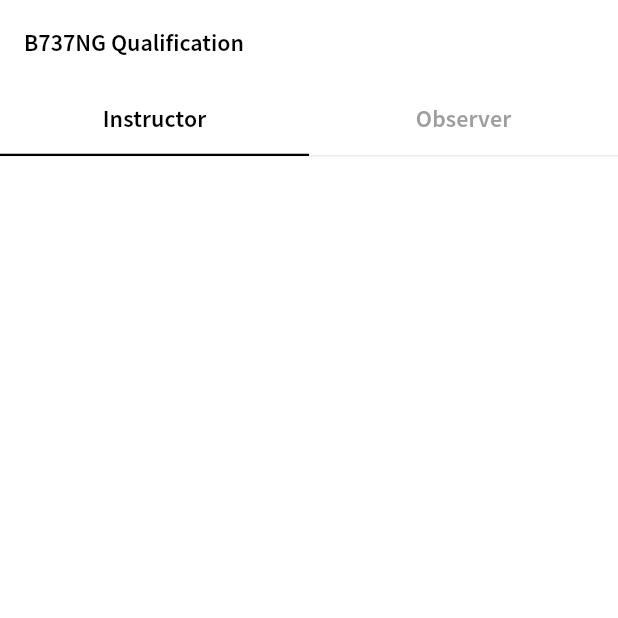
After one commit to Viditkhanna/Training-Management, a Flutter app: the screen it shows after launch, on a phone screen of 412 x 824 dp, the top half of it. The commit adds this screen. Run offline on Flutter 3.47's test engine with Material 3 defaults, Android fonts, the phone set to English and light mode, and no system bars; our stand-ins replace flutter_riverpod.

Commit message:
Extract event screen to separate file

```diff
--- a/lib/feature/event_management/view/event_management_view.dart
+++ b/lib/feature/event_management/view/event_management_view.dart
@@ -3,6 +3,7 @@ import 'package:flutter_riverpod/flutter_riverpod.dart';
 import 'package:training_management/feature/event_management/model/event.dart';
 import 'package:training_management/feature/event_management/notifier/event_management_notifier.dart';
 import 'package:training_management/feature/event_management/notifier/event_management_state.dart';
+import 'package:training_management/feature/event_management/view/widget/event_management_screen.dart';
 
 class EventManagementView extends ConsumerWidget {
   const EventManagementView({super.key});
@@ -16,22 +17,7 @@ class EventManagementView extends ConsumerWidget {
       Loading<Event>() => Scaffold(
         body: Center(child: CircularProgressIndicator()),
       ),
-      Success<Event>(event: Event event) => Scaffold(
-        appBar: AppBar(title: Text(event.categoryName)),
-        body: DefaultTabController(
-          length: event.slotGroups.length,
-          child: ListView(
-            children: [
-              TabBar(
-                tabs:
-                    event.slotGroups
-                        .map((slot) => Tab(text: slot.slotGroupName))
-                        .toList(),
-              ),
-            ],
-          ),
-        ),
-      ),
+      Success<Event>(event: Event event) => EventManagementScreen(event: event),
       Failure<Event>(exception: Exception exception) => Scaffold(
         body: Center(child: Text(exception.toString())),
       ),
--- /dev/null
+++ b/lib/feature/event_management/view/widget/event_management_screen.dart
@@ -0,0 +1,27 @@
+import 'package:flutter/material.dart';
+import 'package:training_management/feature/event_management/model/event.dart';
+
+class EventManagementScreen extends StatelessWidget {
+  const EventManagementScreen({super.key, required this.event});
+  final Event event;
+
+  @override
+  Widget build(BuildContext context) {
+    return Scaffold(
+      appBar: AppBar(title: Text(event.categoryName)),
+      body: DefaultTabController(
+        length: event.slotGroups.length,
+        child: ListView(
+          children: [
+            TabBar(
+              tabs:
+                  event.slotGroups
+                      .map((slot) => Tab(text: slot.slotGroupName))
+                      .toList(),
+            ),
+          ],
+        ),
+      ),
+    );
+  }
+}
```
